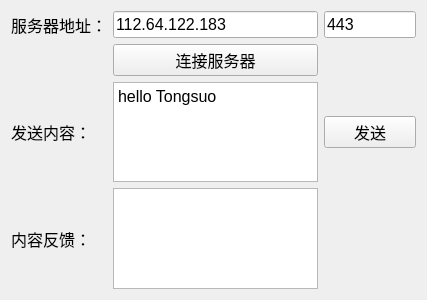
The window that tlcpclient.ui (Tongsuo-Project/tsapp) describes before a commit, drawn with Qt 5.
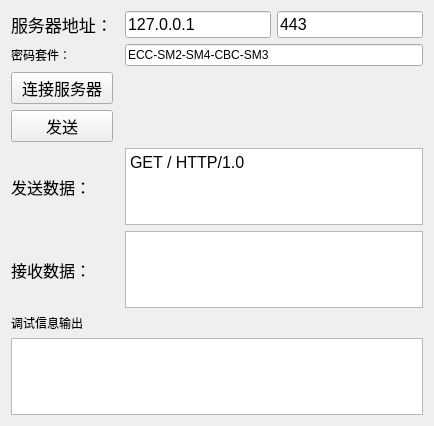
The same window after the commit.

Diff of the .ui file:
```diff
--- a/tlcpclient.ui
+++ b/tlcpclient.ui
@@ -6,18 +6,30 @@
    <rect>
     <x>0</x>
     <y>0</y>
-    <width>427</width>
-    <height>300</height>
+    <width>434</width>
+    <height>426</height>
    </rect>
   </property>
   <property name="windowTitle">
    <string>Form</string>
   </property>
-  <layout class="QGridLayout" name="gridLayout" rowstretch="0,0,0,0,0">
+  <layout class="QGridLayout" name="gridLayout" rowstretch="0,0,0,0,0,0,0,0,0,0">
    <property name="sizeConstraint">
     <enum>QLayout::SetMinimumSize</enum>
    </property>
-   <item row="2" column="0">
+   <item row="6" column="0">
+    <widget class="QLabel" name="label_3">
+     <property name="font">
+      <font>
+       <pointsize>12</pointsize>
+      </font>
+     </property>
+     <property name="text">
+      <string>接收数据：</string>
+     </property>
+    </widget>
+   </item>
+   <item row="4" column="0">
     <widget class="QLabel" name="label">
      <property name="font">
       <font>
@@ -25,24 +37,11 @@
       </font>
      </property>
      <property name="text">
-      <string>发送内容：</string>
+      <string>发送数据：</string>
      </property>
     </widget>
    </item>
-   <item row="2" column="1">
-    <widget class="QPlainTextEdit" name="plainTextEditInput">
-     <property name="font">
-      <font>
-       <pointsize>12</pointsize>
-      </font>
-     </property>
-     <property name="plainText">
-      <string>hello Tongsuo
-</string>
-     </property>
-    </widget>
-   </item>
-   <item row="0" column="1">
+   <item row="0" column="2">
     <widget class="QLineEdit" name="lineEditAddr">
      <property name="font">
       <font>
@@ -50,39 +49,29 @@
       </font>
      </property>
      <property name="text">
-      <string>112.64.122.183</string>
+      <string>127.0.0.1</string>
      </property>
-    </widget>
-   </item>
-   <item row="1" column="1">
-    <widget class="QPushButton" name="pushButtonConnect">
-     <property name="font">
-      <font>
-       <pointsize>12</pointsize>
-      </font>
+     <property name="placeholderText">
+      <string>IP地址</string>
      </property>
-     <property name="text">
-      <string>连接服务器</string>
-     </property>
     </widget>
    </item>
-   <item row="4" column="0">
-    <widget class="QLabel" name="label_3">
-     <property name="font">
-      <font>
-       <pointsize>12</pointsize>
-      </font>
-     </property>
+   <item row="8" column="0">
+    <widget class="QLabel" name="label_4">
      <property name="text">
-      <string>内容反馈：</string>
+      <string>调试信息输出</string>
      </property>
     </widget>
    </item>
+   <item row="9" column="0" colspan="4">
+    <widget class="QTextBrowser" name="textBrowserDebug"/>
+   </item>
    <item row="0" column="0">
     <widget class="QLabel" name="label_2">
      <property name="font">
       <font>
-       <pointsize>12</pointsize>
+       <family>Academy Engraved LET</family>
+       <pointsize>13</pointsize>
       </font>
      </property>
      <property name="text">
@@ -90,7 +79,66 @@
      </property>
     </widget>
    </item>
-   <item row="4" column="1">
+   <item row="0" column="3">
+    <widget class="QLineEdit" name="lineEditPort">
+     <property name="sizePolicy">
+      <sizepolicy hsizetype="Expanding" vsizetype="Preferred">
+       <horstretch>0</horstretch>
+       <verstretch>0</verstretch>
+      </sizepolicy>
+     </property>
+     <property name="font">
+      <font>
+       <pointsize>12</pointsize>
+      </font>
+     </property>
+     <property name="text">
+      <string>443</string>
+     </property>
+     <property name="placeholderText">
+      <string>端口号</string>
+     </property>
+    </widget>
+   </item>
+   <item row="2" column="0">
+    <widget class="QPushButton" name="pushButtonConnect">
+     <property name="font">
+      <font>
+       <pointsize>12</pointsize>
+      </font>
+     </property>
+     <property name="text">
+      <string>连接服务器</string>
+     </property>
+    </widget>
+   </item>
+   <item row="3" column="0">
+    <widget class="QPushButton" name="pushButtonSend">
+     <property name="font">
+      <font>
+       <pointsize>12</pointsize>
+      </font>
+     </property>
+     <property name="text">
+      <string>发送</string>
+     </property>
+    </widget>
+   </item>
+   <item row="4" column="2" colspan="2">
+    <widget class="QPlainTextEdit" name="plainTextEditInput">
+     <property name="font">
+      <font>
+       <pointsize>12</pointsize>
+      </font>
+     </property>
+     <property name="plainText">
+      <string>GET / HTTP/1.0
+
+</string>
+     </property>
+    </widget>
+   </item>
+   <item row="6" column="2" colspan="2">
     <widget class="QTextBrowser" name="textBrowserOutput">
      <property name="font">
       <font>
@@ -104,38 +152,22 @@
 hr { height: 1px; border-width: 0; }
 li.unchecked::marker { content: &quot;\2610&quot;; }
 li.checked::marker { content: &quot;\2612&quot;; }
-&lt;/style&gt;&lt;/head&gt;&lt;body style=&quot; font-family:'Microsoft YaHei UI'; font-size:12pt; font-weight:400; font-style:normal;&quot;&gt;
-&lt;p style=&quot;-qt-paragraph-type:empty; margin-top:0px; margin-bottom:0px; margin-left:0px; margin-right:0px; -qt-block-indent:0; text-indent:0px;&quot;&gt;&lt;br /&gt;&lt;/p&gt;&lt;/body&gt;&lt;/html&gt;</string>
+&lt;/style&gt;&lt;/head&gt;&lt;body style=&quot; font-family:'.AppleSystemUIFont'; font-size:12pt; font-weight:400; font-style:normal;&quot;&gt;
+&lt;p style=&quot;-qt-paragraph-type:empty; margin-top:0px; margin-bottom:0px; margin-left:0px; margin-right:0px; -qt-block-indent:0; text-indent:0px; font-family:'Microsoft YaHei UI';&quot;&gt;&lt;br /&gt;&lt;/p&gt;&lt;/body&gt;&lt;/html&gt;</string>
      </property>
     </widget>
    </item>
-   <item row="2" column="2">
-    <widget class="QPushButton" name="pushButtonSend">
-     <property name="font">
-      <font>
-       <pointsize>12</pointsize>
-      </font>
-     </property>
+   <item row="1" column="2" colspan="2">
+    <widget class="QLineEdit" name="lineEditCiphers">
      <property name="text">
-      <string>发送</string>
+      <string>ECC-SM2-SM4-CBC-SM3</string>
      </property>
     </widget>
    </item>
-   <item row="0" column="2">
-    <widget class="QLineEdit" name="lineEditPort">
-     <property name="sizePolicy">
-      <sizepolicy hsizetype="Expanding" vsizetype="Preferred">
-       <horstretch>0</horstretch>
-       <verstretch>0</verstretch>
-      </sizepolicy>
-     </property>
-     <property name="font">
-      <font>
-       <pointsize>12</pointsize>
-      </font>
-     </property>
+   <item row="1" column="0">
+    <widget class="QLabel" name="label_5">
      <property name="text">
-      <string>443</string>
+      <string>密码套件：</string>
      </property>
     </widget>
    </item>
```
